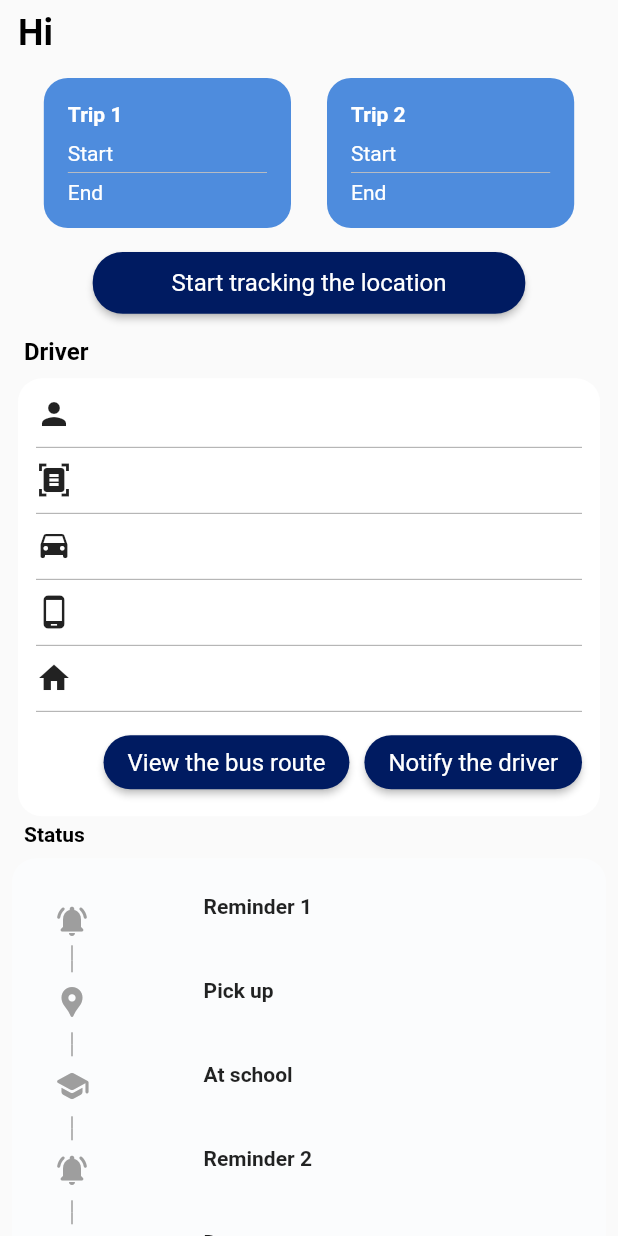
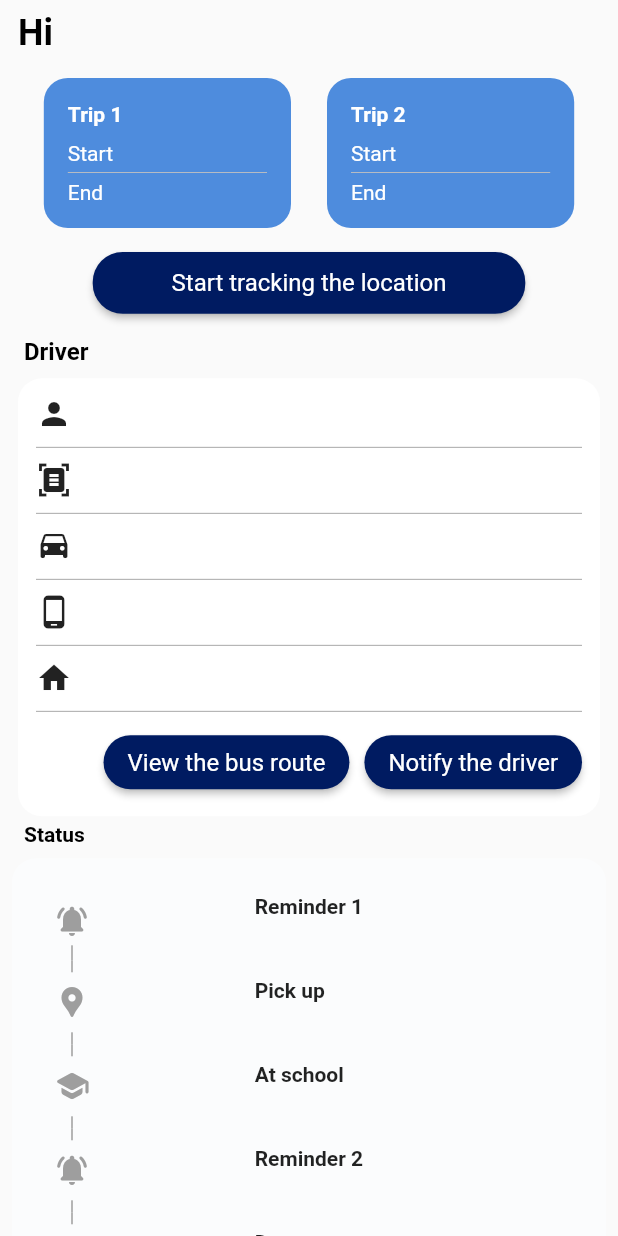
Before and after one commit to Pusse-01/school-van-app, a Flutter app: the Parent_Dashboard widget shown alone on an empty page, opened directly, on a phone screen of 412 x 824 dp. Run offline on Flutter 3.47's test engine with Material 2 defaults, Android fonts, the phone set to English and light mode, and no system bars; drawn by our look-alikes of auto_size_text, timeline_tile; our stand-ins replace cloud_firestore, expandable, firebase_auth, firebase_core, firebase_storage, flutter_local_notifications and 4 more; missing offline and left inert: flutter_background, flutter_polyline_points; accounts and stored records are empty.

Commit message:
error -fix - register

```diff
--- a/school_van_app/lib/locationservice/mapservice.dart
+++ b/school_van_app/lib/locationservice/mapservice.dart
@@ -281,7 +281,7 @@ class _locationfindState extends State<locationfind> {
                                 await store
                                     .collection('location')
                                     .doc(_auth.currentUser!.uid)
-                                    .set({'status': true, 'corrds': {},'speed':current!.speed,'name':_auth.currentUser!.displayName,'trip':"2"});
+                                    .set({'status': true,'speed':current!.speed,'name':_auth.currentUser!.displayName,'trip':"2"});
 
                               }
                             });
--- a/school_van_app/lib/screens/parents/parent_profile_main.dart
+++ b/school_van_app/lib/screens/parents/parent_profile_main.dart
@@ -147,7 +147,7 @@ class _ParentProfileMainState extends State<ParentProfileMain> {
                                    Expanded(child: ElevatedButton(onPressed: ()async{
                                      if(email.text.trim().isNotEmpty&&name.text.trim().isNotEmpty&&school.text.trim().isNotEmpty){
                                        setState((){loading=true;});
-                                       QuerySnapshot check =await store.collection('driver').where('Email',isEqualTo: email.text.trim()).get();
+                                       QuerySnapshot check =await store.collection('driver').where('Email',isEqualTo: email.text.trim().toLowerCase()).get();
                                        if(check.docs.isEmpty){
                                          setState((){
                                            error ='Email Not Registered';
@@ -166,6 +166,10 @@ class _ParentProfileMainState extends State<ParentProfileMain> {
                                            }]
                                          },SetOptions(merge: true));
                                          setState((){loading=false;});
+                                         const message =SnackBar(
+                                           content: Text('Request Send'),
+                                         );
+                                         ScaffoldMessenger.of(context).showSnackBar(message);
                                          Navigator.pop(context);
                                        }
 
--- a/school_van_app/lib/screens/parents/parents_dashboard.dart
+++ b/school_van_app/lib/screens/parents/parents_dashboard.dart
@@ -516,7 +516,7 @@ class _Parent_DashboardState extends State<Parent_Dashboard> {
                     ),
                     Container(
                       child: StreamBuilder<DocumentSnapshot>(stream:store.collection('children').doc(widget.kidid).snapshots(),builder: (context,streamdata){
-                        List times  =["        ","        ","        ","        ","        "];
+                        List times  =["","","","",""];
                         if(streamdata.connectionState!=ConnectionState.waiting&&streamdata.data?.data()!=null){
                           isReminder1 = streamdata.data!.get('notifed');
                           isPickedup = streamdata.data!.get('picked_up');
@@ -585,7 +585,7 @@ class _Parent_DashboardState extends State<Parent_Dashboard> {
                                     child: Row(
                                       crossAxisAlignment: CrossAxisAlignment.start,
                                       children: [
-                                        Text(times[0]),
+                                        Container(width: MediaQuery.of(context).size.width*0.15,child:Text(times[0]),),
                                         const SizedBox(
                                           width: 20.0,
                                         ),
@@ -630,7 +630,7 @@ class _Parent_DashboardState extends State<Parent_Dashboard> {
                                     child: Row(
                                       crossAxisAlignment: CrossAxisAlignment.start,
                                       children: [
-                                        Text(times[1]),
+                                        Container(width: MediaQuery.of(context).size.width*0.15,child:Text(times[1]),),
                                         const SizedBox(
                                           width: 20.0,
                                         ),
@@ -675,7 +675,7 @@ class _Parent_DashboardState extends State<Parent_Dashboard> {
                                     child: Row(
                                       crossAxisAlignment: CrossAxisAlignment.start,
                                       children: [
-                                        Text(times[2]),
+                                        Container(width: MediaQuery.of(context).size.width*0.15,child:Text(times[2]),),
                                         const SizedBox(
                                           width: 20.0,
                                         ),
@@ -720,7 +720,7 @@ class _Parent_DashboardState extends State<Parent_Dashboard> {
                                     child: Row(
                                       crossAxisAlignment: CrossAxisAlignment.start,
                                       children: [
-                                        Text(times[3]),
+                                        Container(width: MediaQuery.of(context).size.width*0.15,child:Text(times[3]),),
                                         const SizedBox(
                                           width: 20.0,
                                         ),
@@ -762,7 +762,7 @@ class _Parent_DashboardState extends State<Parent_Dashboard> {
                                     child: Row(
                                       crossAxisAlignment: CrossAxisAlignment.start,
                                       children: [
-                                        Text(times[4]),
+                                        Container(width: MediaQuery.of(context).size.width*0.15,child:Text(times[4]),),
                                         const SizedBox(
                                           width: 20.0,
                                         ),
```
Also changed, not shown: school_van_app/lib/auth/regdriver.dart (+5 -3 lines), school_van_app/lib/screens/parents/parents_home.dart (+39 -20 lines).
